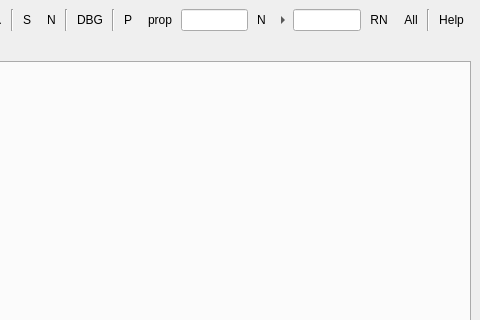
Before: the Qt Designer form src/lay/lay/MacroEditorDialog.ui in KLayout/klayout, drawn with Qt 5; both pictures show x 528 to 1008 and y 0 to 320 of the 1008 by 761 pixel window.
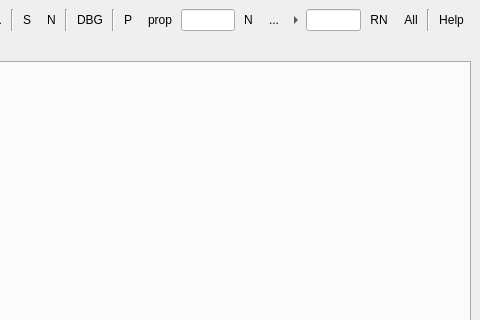
After: the same form once the commit is applied. Icons and pictures are not drawn. Custom widgets are drawn as their Qt base class.

Commit message: Enhancements for macro editor's search and replace: replace single wasn't working properly and now there is find next and previous

Diff of the .ui file:
```diff
--- a/src/lay/lay/MacroEditorDialog.ui
+++ b/src/lay/lay/MacroEditorDialog.ui
@@ -646,6 +646,23 @@
              </property>
             </widget>
            </item>
+           <item>
+            <widget class="QToolButton" name="findPrevButton">
+             <property name="text">
+              <string>...</string>
+             </property>
+             <property name="icon">
+              <iconset resource="../../icons/icons.qrc">
+               <normaloff>:/find_prev_16px.png</normaloff>:/find_prev_16px.png</iconset>
+             </property>
+             <property name="shortcut">
+              <string>Ctrl+Shift+F</string>
+             </property>
+             <property name="autoRaise">
+              <bool>true</bool>
+             </property>
+            </widget>
+           </item>
            <item>
             <widget class="QToolButton" name="replaceModeButton">
              <property name="sizePolicy">
```
Left out of the diff: 6 changed lines with no effect on the pictures. The commit also changes 11 other files.
